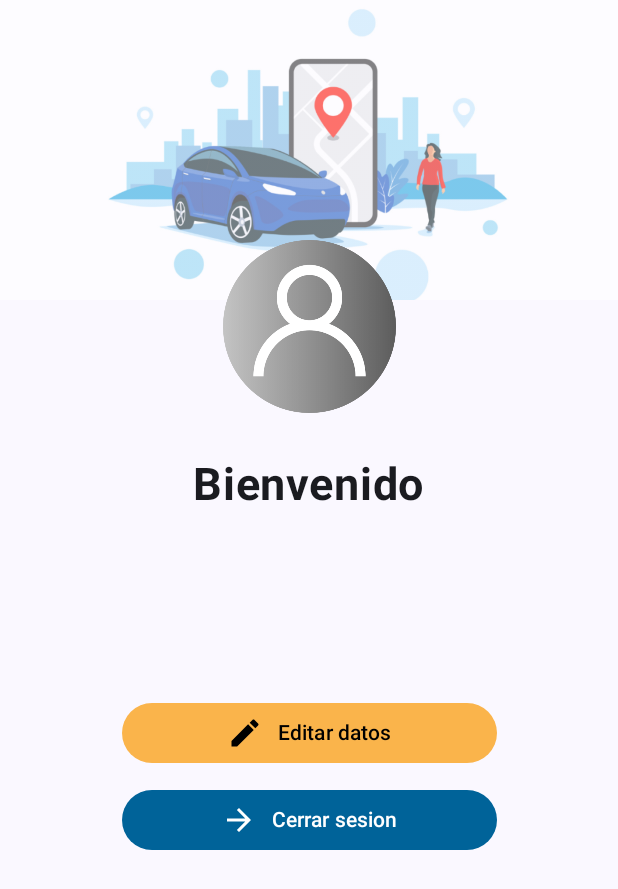
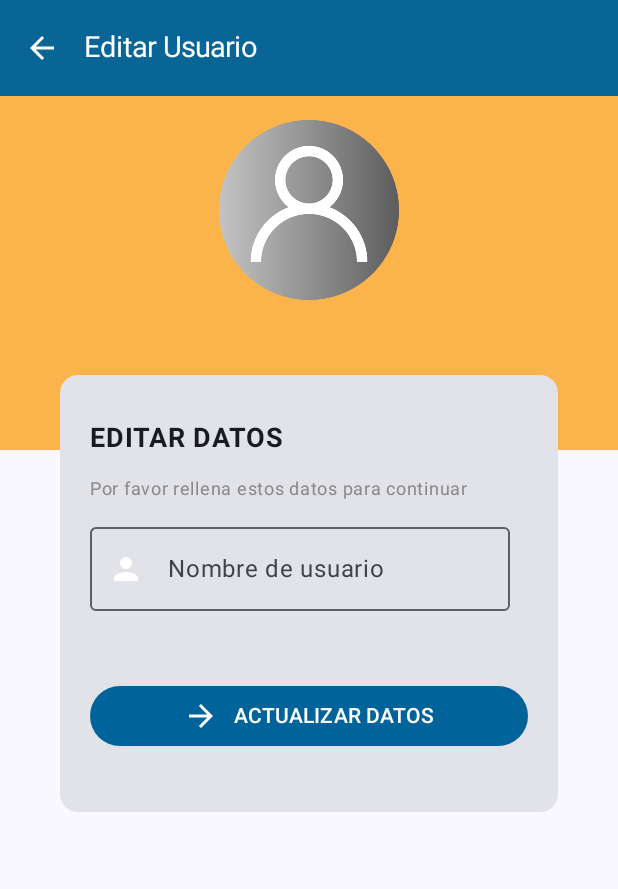
Before and after one commit to Saulo022/ULPGCarApp, an Android app built with Jetpack Compose: the ProfileScreen screen opened through its navigation route, after a tap on "Editar datos", on a phone screen of 412 x 824 dp. Shown: the top 889 px of the screen. Run offline under Robolectric (Android 15) with nearby library versions, the phone set to English and light mode, and no system bars; our stand-ins replace Dagger/Hilt's generated code, Firebase (no records; nobody signed in at launch, a user with empty details on screens opened directly).

Commit message:
Diseñando la pantalla Para editar los datos del perfil, creando nueva ruta pasando argumentos, actualizando datos del perfil e implementando código para añadir foto de perfil desde la galeria o usando la camara

```diff
--- a/app/src/main/java/com/saulo/ulpgcarapp/di/AppModule.kt
+++ b/app/src/main/java/com/saulo/ulpgcarapp/di/AppModule.kt
@@ -13,6 +13,7 @@ import com.saulo.ulpgcarapp.domain.repository.UsersRepository
 import com.saulo.ulpgcarapp.domain.use_cases.auth.*
 import com.saulo.ulpgcarapp.domain.use_cases.users.Create
 import com.saulo.ulpgcarapp.domain.use_cases.users.GetUserById
+import com.saulo.ulpgcarapp.domain.use_cases.users.Update
 import com.saulo.ulpgcarapp.domain.use_cases.users.UsersUseCases
 import dagger.Module
 import dagger.Provides
@@ -49,7 +50,8 @@ object AppModule {
     @Provides
     fun provideUsersUseCases(repository: UsersRepository) = UsersUseCases(
         create = Create(repository),
-        getUserById = GetUserById(repository)
+        getUserById = GetUserById(repository),
+        update = Update(repository)
     )
 
 }
--- a/app/src/main/java/com/saulo/ulpgcarapp/domain/model/User.kt
+++ b/app/src/main/java/com/saulo/ulpgcarapp/domain/model/User.kt
@@ -1,8 +1,18 @@
 package com.saulo.ulpgcarapp.domain.model
+
+import com.google.gson.Gson
 
 data class User(
     var id: String = "",
     var username: String = "",
     var email: String = "",
-    var password: String = ""
-)
+    var password: String = "",
+    var image: String = ""
+) {
+
+    fun toJson(): String = Gson().toJson(this)
+
+    companion object {
+        fun fromJson(data: String): User = Gson().fromJson(data, User::class.java)
+    }
+}
--- a/app/src/main/java/com/saulo/ulpgcarapp/domain/repository/UsersRepository.kt
+++ b/app/src/main/java/com/saulo/ulpgcarapp/domain/repository/UsersRepository.kt
@@ -7,7 +7,7 @@ import kotlinx.coroutines.flow.Flow
 interface UsersRepository {
 
     suspend fun create(user: User): Response<Boolean>
-
+    suspend fun update(user: User): Response<Boolean>
     fun getUSerById(id: String): Flow<User>
 
 }
--- /dev/null
+++ b/app/src/main/java/com/saulo/ulpgcarapp/domain/use_cases/users/Update.kt
@@ -0,0 +1,11 @@
+package com.saulo.ulpgcarapp.domain.use_cases.users
+
+import com.saulo.ulpgcarapp.domain.model.User
+import com.saulo.ulpgcarapp.domain.repository.UsersRepository
+import javax.inject.Inject
+
+class Update @Inject constructor(private val repository: UsersRepository) {
+
+    suspend operator fun invoke(user: User) = repository.update(user)
+
+}
--- a/app/src/main/java/com/saulo/ulpgcarapp/domain/use_cases/users/UsersUseCase.kt
+++ b/app/src/main/java/com/saulo/ulpgcarapp/domain/use_cases/users/UsersUseCase.kt
@@ -2,5 +2,6 @@ package com.saulo.ulpgcarapp.domain.use_cases.users
 
 data class UsersUseCases(
     val create: Create,
-    val getUserById: GetUserById
+    val getUserById: GetUserById,
+    val update: Update
 )
--- a/app/src/main/java/com/saulo/ulpgcarapp/presentation/navigation/AppNavigation.kt
+++ b/app/src/main/java/com/saulo/ulpgcarapp/presentation/navigation/AppNavigation.kt
@@ -2,10 +2,13 @@ package com.saulo.ulpgcarapp.presentation.navigation
 
 import androidx.compose.runtime.Composable
 import androidx.navigation.NavHostController
+import androidx.navigation.NavType
 import androidx.navigation.compose.NavHost
 import androidx.navigation.compose.composable
+import androidx.navigation.navArgument
 import com.saulo.ulpgcarapp.presentation.screens.login.LoginScreen
 import com.saulo.ulpgcarapp.presentation.screens.profile.ProfileScreen
+import com.saulo.ulpgcarapp.presentation.screens.profile_edit.ProfileEditScreen
 import com.saulo.ulpgcarapp.presentation.screens.signup.SignupScreen
 
 
@@ -26,5 +29,16 @@ fun AppNavigation(navController: NavHostController) {
             ProfileScreen(navController)
         }
 
+        composable(
+            route = AppScreen.ProfileEdit.route,
+            arguments = listOf(navArgument("user") {
+                type = NavType.StringType
+            })
+        ) {
+            it.arguments?.getString("user")?.let {
+                ProfileEditScreen(navController, it)
+            }
+        }
+
     }
 }
--- a/app/src/main/java/com/saulo/ulpgcarapp/presentation/navigation/AppScreen.kt
+++ b/app/src/main/java/com/saulo/ulpgcarapp/presentation/navigation/AppScreen.kt
@@ -5,4 +5,7 @@ sealed class AppScreen(val route: String) {
     object Login: AppScreen("login")
     object Signup: AppScreen("signup")
     object Profile: AppScreen("profile")
+    object ProfileEdit: AppScreen("profile/edit/{user}") {
+        fun passUser(user: String) = "profile/edit/$user"
+    }
 }
--- a/app/src/main/java/com/saulo/ulpgcarapp/presentation/screens/profile/components/ProfileContent.kt
+++ b/app/src/main/java/com/saulo/ulpgcarapp/presentation/screens/profile/components/ProfileContent.kt
@@ -24,7 +24,10 @@ import com.saulo.ulpgcarapp.R
 import com.saulo.ulpgcarapp.presentation.ui.theme.Orange400
 
 @Composable
-fun ProfileContent(navController: NavHostController, viewModel: ProfileViewModel = hiltViewModel()) {
+fun ProfileContent(
+    navController: NavHostController,
+    viewModel: ProfileViewModel = hiltViewModel()
+) {
 
     Column(modifier = Modifier.fillMaxSize(), horizontalAlignment = Alignment.CenterHorizontally) {
 
@@ -77,7 +80,12 @@ fun ProfileContent(navController: NavHostController, viewModel: ProfileViewModel
             mainColor = Color.Black,
             color = Orange400,
             icon = Icons.Default.Edit,
-            onClick = { })
+            onClick = {
+                navController.navigate(
+                    route = AppScreen.ProfileEdit.passUser(viewModel.userData.toJson())
+                )
+            }
+        )
 
         Spacer(modifier = Modifier.height(10.dp))
 
--- /dev/null
+++ b/app/src/main/java/com/saulo/ulpgcarapp/presentation/screens/profile_edit/ProfileEditScreen.kt
@@ -0,0 +1,30 @@
+package com.saulo.ulpgcarapp.presentation.screens.profile_edit
+
+import android.util.Log
+import androidx.compose.material3.Scaffold
+import androidx.compose.runtime.Composable
+import androidx.navigation.NavHostController
+import com.saulo.ulpgcarapp.presentation.components.DefaultTopBar
+import com.saulo.ulpgcarapp.presentation.screens.profile_edit.components.ProfileEditContent
+import com.saulo.ulpgcarapp.presentation.screens.profile_edit.components.Update
+
+@Composable
+fun ProfileEditScreen(navController: NavHostController, user: String) {
+
+    Log.d("ProfileEditScreen", "Usuario: $user ")
+
+    Scaffold(
+        topBar = {
+            DefaultTopBar(
+                title = "Editar Usuario",
+                upAvailable = true,
+                navController = navController
+            )
+        },
+        content = {
+            ProfileEditContent(navController = navController)
+        },
+        bottomBar = {}
+    )
+    Update()
+}
--- /dev/null
+++ b/app/src/main/java/com/saulo/ulpgcarapp/presentation/screens/profile_edit/ProfileEditState.kt
@@ -0,0 +1,5 @@
+package com.saulo.ulpgcarapp.presentation.screens.profile_edit
+
+data class ProfileEditState (
+    val username: String = ""
+)
--- /dev/null
+++ b/app/src/main/java/com/saulo/ulpgcarapp/presentation/screens/profile_edit/ProfileEditViewModel.kt
@@ -0,0 +1,86 @@
+package com.saulo.ulpgcarapp.presentation.screens.profile_edit
+
+import android.net.Uri
+import androidx.compose.runtime.getValue
+import androidx.compose.runtime.mutableStateOf
+import androidx.compose.runtime.setValue
+import androidx.lifecycle.SavedStateHandle
+import androidx.lifecycle.ViewModel
+import androidx.lifecycle.viewModelScope
+import com.saulo.ulpgcarapp.domain.model.Response
+import com.saulo.ulpgcarapp.domain.model.User
+import com.saulo.ulpgcarapp.domain.use_cases.users.UsersUseCases
+import dagger.hilt.android.lifecycle.HiltViewModel
+import kotlinx.coroutines.launch
+import javax.inject.Inject
+
+@HiltViewModel
+class ProfileEditViewModel @Inject constructor(
+    private val savedStateHandle: SavedStateHandle,
+    private val usersUseCases: UsersUseCases
+) : ViewModel() {
+
+    //STATE FORM
+    var state by mutableStateOf(ProfileEditState())
+        private set
+
+    //USERNAME
+    var usernameErrMsg by mutableStateOf("")
+        private set
+
+    val data = savedStateHandle.get<String>("user")
+    val user = User.fromJson(data!!)
+
+    fun onUsernameInput(username: String) {
+        state = state.copy(username = username)
+    }
+
+    //RESPONSE
+    var updateResponse by mutableStateOf<Response<Boolean>?>(null)
+        private set
+
+    //IMAGE
+    var imageUri by mutableStateOf<Uri?>(null)
+    var hasImage by mutableStateOf(false)
+
+    init {
+        state = state.copy(username = user.username)
+    }
+
+    fun onCameraResult(result: Boolean) {
+        hasImage = result
+    }
+
+    fun onGalleryResult(uri: Uri?) {
+        hasImage = uri != null
+        imageUri = uri
+    }
+
+    fun onUpdate() {
+        val myUser = User(
+            id = user.id,
+            username = state.username,
+            image = ""
+        )
+        update(myUser)
+    }
+
+    fun update(user: User) {
+        viewModelScope.launch {
+            updateResponse = Response.Loading
+            val result = usersUseCases.update(user)
+            updateResponse = result
+        }
+    }
+
+    fun validateUsername() {
+
+        if (state.username.length >= 5) {
+            usernameErrMsg = ""
+        } else {
+            usernameErrMsg = "Al menos 5 caracteres"
+        }
+
+    }
+
+}
--- /dev/null
+++ b/app/src/main/java/com/saulo/ulpgcarapp/presentation/screens/profile_edit/components/ProfileEditContent.kt
@@ -0,0 +1,151 @@
+package com.saulo.ulpgcarapp.presentation.screens.profile_edit.components
+
+import androidx.activity.compose.rememberLauncherForActivityResult
+import androidx.activity.result.contract.ActivityResultContracts
+import androidx.compose.foundation.Image
+import androidx.compose.foundation.background
+import androidx.compose.foundation.clickable
+import androidx.compose.foundation.layout.*
+import androidx.compose.foundation.shape.CircleShape
+import androidx.compose.material.icons.Icons
+import androidx.compose.material.icons.filled.Person
+import androidx.compose.material3.Card
+import androidx.compose.material3.Text
+import androidx.compose.runtime.Composable
+import androidx.compose.ui.Alignment
+import androidx.compose.ui.Modifier
+import androidx.compose.ui.draw.clip
+import androidx.compose.ui.graphics.Color
+import androidx.compose.ui.platform.LocalContext
+import androidx.compose.ui.res.painterResource
+import androidx.compose.ui.text.font.FontWeight
+import androidx.compose.ui.unit.dp
+import androidx.compose.ui.unit.sp
+import androidx.hilt.navigation.compose.hiltViewModel
+import androidx.navigation.NavHostController
+import coil.compose.AsyncImage
+import com.saulo.ulpgcarapp.presentation.components.DefaultButton
+import com.saulo.ulpgcarapp.presentation.components.DefaultTextField
+import com.saulo.ulpgcarapp.presentation.screens.profile_edit.ProfileEditViewModel
+import com.saulo.ulpgcarapp.presentation.ui.theme.Red500
+import com.saulo.ulpgcarapp.presentation.utils.ComposeFileProvider
+import com.saulo.ulpgcarapp.R
+import com.saulo.ulpgcarapp.presentation.ui.theme.Orange400
+
+
+@Composable
+fun ProfileEditContent(
+    navController: NavHostController,
+    viewModel: ProfileEditViewModel = hiltViewModel()
+) {
+
+    val state = viewModel.state
+
+    val imagePicker = rememberLauncherForActivityResult(
+        contract = ActivityResultContracts.GetContent(),
+        onResult = { uri ->
+            uri?.let { viewModel.onGalleryResult(it) }
+        }
+    )
+
+    val cameraLauncher = rememberLauncherForActivityResult(
+        contract = ActivityResultContracts.TakePicture(),
+        onResult = { hasImage ->
+            viewModel.onCameraResult(hasImage)
+        }
+    )
+
+    val context = LocalContext.current
+
+
+    Box(modifier = Modifier.fillMaxWidth()) {
+
+        Box(
+            modifier = Modifier
+                .fillMaxWidth()
+                .height(300.dp)
+                .background(Orange400)
+        ) {
+
+            Column(
+                modifier = Modifier.fillMaxWidth(),
+                horizontalAlignment = Alignment.CenterHorizontally
+            ) {
+
+                Spacer(modifier = Modifier.height(80.dp))
+
+                if (viewModel.hasImage && viewModel.imageUri != null) {
+                    AsyncImage(
+                        modifier = Modifier
+                            .height(100.dp)
+                            .clip(CircleShape),
+                        model = viewModel.imageUri,
+                        contentDescription = "Selected image"
+                    )
+                } else {
+
+                    Image(
+                        modifier = Modifier
+                            .height(120.dp)
+                            .clickable {
+                                //imagePicker.launch("image/*")
+                                val uri = ComposeFileProvider.getImageUri(context)
+                                viewModel.imageUri = uri
+                                cameraLauncher.launch(uri)
+                            },
+                        painter = painterResource(id = R.drawable.user),
+                        contentDescription = "Imagen de Usuario"
+                    )
+                }
+
+            }
+        }
+
+
+
+        Card(
+            modifier = Modifier
+                .padding(start = 40.dp, end = 40.dp, top = 250.dp)
+        ) {
+            Column(modifier = Modifier.padding(horizontal = 20.dp)) {
+
+                Text(
+                    modifier = Modifier.padding(top = 30.dp),
+                    text = "EDITAR DATOS",
+                    fontSize = 18.sp,
+                    fontWeight = FontWeight.Bold
+                )
+
+                Spacer(modifier = Modifier.height(10.dp))
+
+                Text(
+                    text = "Por favor rellena estos datos para continuar",
+                    fontSize = 12.sp,
+                    color = Color.Gray
+                )
+
+                DefaultTextField(
+                    modifier = Modifier.padding(top = 5.dp),
+                    value = state.username,
+                    onValueChange = { viewModel.onUsernameInput(it) },
+                    label = "Nombre de usuario",
+                    icon = Icons.Default.Person,
+                    errorMsg = viewModel.usernameErrMsg,
+                    validateField = { viewModel.validateUsername() }
+                )
+
+
+                DefaultButton(
+                    modifier = Modifier
+                        .fillMaxWidth()
+                        .padding(top = 20.dp, bottom = 40.dp),
+                    text = "ACTUALIZAR DATOS",
+                    onClick = { viewModel.onUpdate() },
+                )
+
+
+            }
+        }
+    }
+
+}
--- /dev/null
+++ b/app/src/main/java/com/saulo/ulpgcarapp/presentation/screens/profile_edit/components/Update.kt
@@ -0,0 +1,27 @@
+package com.saulo.ulpgcarapp.presentation.screens.profile_edit.components
+
+import android.widget.Toast
+import androidx.compose.runtime.Composable
+import androidx.compose.ui.platform.LocalContext
+import androidx.hilt.navigation.compose.hiltViewModel
+import com.saulo.ulpgcarapp.domain.model.Response
+import com.saulo.ulpgcarapp.presentation.components.ProgressBar
+import com.saulo.ulpgcarapp.presentation.screens.profile_edit.ProfileEditViewModel
+
+@Composable
+fun Update(viewModel: ProfileEditViewModel = hiltViewModel()) {
+
+    when(val updateResponse = viewModel.updateResponse){
+        Response.Loading -> {
+            ProgressBar()
+        }
+        is Response.Success -> {
+            Toast.makeText(LocalContext.current, "Datos actualizados correctamente", Toast.LENGTH_LONG).show()
+        }
+        is Response.Failure -> {
+            Toast.makeText(LocalContext.current, updateResponse.exception?.message ?: "Error desconocido", Toast.LENGTH_LONG).show()
+        }
+        else -> {}
+    }
+
+}
```
Also changed, not shown: app/build.gradle (+7 -0 lines), app/src/main/AndroidManifest.xml (+21 -0 lines), app/src/main/java/com/saulo/ulpgcarapp/data/repository/UsersRepositoryImpl.kt (+13 -0 lines), app/src/main/java/com/saulo/ulpgcarapp/presentation/utils/ComposeFileProvider.kt (added, +27 -0 lines), app/src/main/res/xml/file_paths.xml (added, +12 -0 lines).
